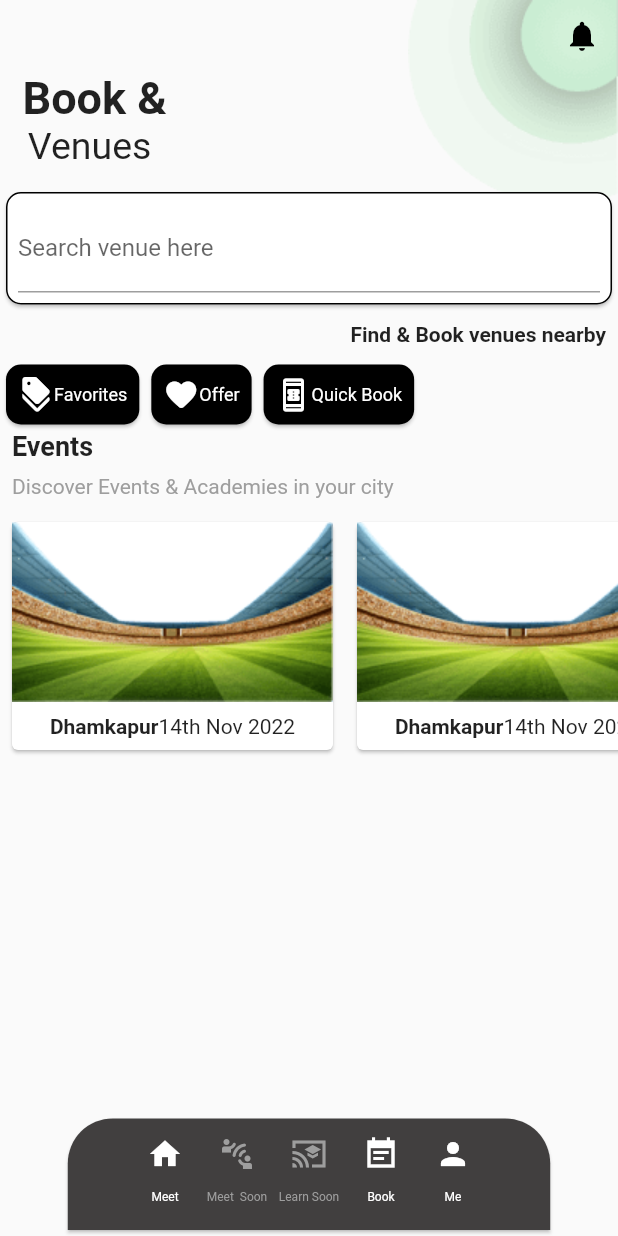
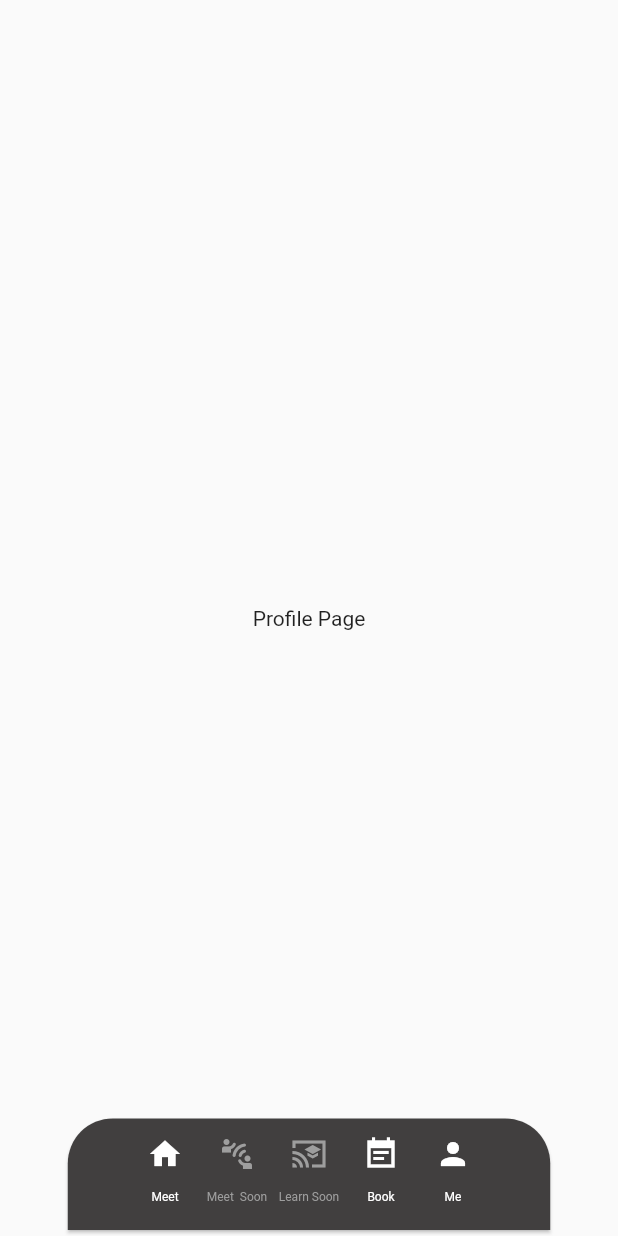
Before and after one commit to GitFromGeeks/Circ8inNet, a Flutter app: the Book screen opened by its route, after a tap on the "person" icon, on a phone screen of 412 x 824 dp. Run offline on Flutter 3.47's test engine with Material 2 defaults, Android fonts, the light colour scheme and no system bars; our stand-ins replace bottom_navy_bar, google_fonts, shared_preferences; accounts and stored records are empty.

Commit message:
minor update

```diff
--- a/lib/Shared/routes.dart
+++ b/lib/Shared/routes.dart
@@ -12,6 +12,7 @@ import 'package:cric8innet/features/Home/display/pages/home.dart';
 import 'package:cric8innet/features/Meet/display/pages/meet.dart';
 import 'package:cric8innet/features/Meet/display/pages/ActivityInfo.dart';
 import 'package:cric8innet/features/Meet/display/pages/createActivity.dart';
+import 'package:cric8innet/features/Profile/display/pages/profile.dart';
 
 class Routes {
   static const String login = '/login';
@@ -28,6 +29,7 @@ class Routes {
   static const String playgroundInfo = '/playgroundInfo';
   static const String bookVenue = '/bookVenue';
   static const String bookPage = '/bookpage';
+  static const String profile = '/profile';
 }
 
 final routes = {
@@ -45,4 +47,5 @@ final routes = {
   Routes.playgroundInfo: (context) => const PlayGroundInfo(),
   Routes.bookVenue: (context) => const BookVenue(),
   Routes.bookPage: (context) => const Book(),
+  Routes.profile: (context) => const Profile(),
 };
--- a/lib/core/widgets/bottomBar.dart
+++ b/lib/core/widgets/bottomBar.dart
@@ -12,7 +12,7 @@ Widget bottomNavBar(context) {
             borderRadius: BorderRadius.only(
                 topLeft: Radius.circular(30.0),
                 topRight: Radius.circular(30.0))),
-        color: Color.fromARGB(255, 65, 63, 63),
+        color: const Color.fromARGB(255, 65, 63, 63),
         child: Row(
           mainAxisAlignment: MainAxisAlignment.center,
           children: [
@@ -95,7 +95,10 @@ Widget bottomNavBar(context) {
             Column(
               children: [
                 IconButton(
-                    onPressed: () {},
+                    onPressed: () {
+                      //
+                      Navigator.pushNamed(context, Routes.profile);
+                    },
                     icon: const Icon(
                       Icons.person,
                       color: Colors.white,
--- a/lib/features/Book/display/pages/bookPage.dart
+++ b/lib/features/Book/display/pages/bookPage.dart
@@ -1,11 +1,65 @@
+import 'dart:async';
+import 'dart:convert';
+
+import 'package:bottom_navy_bar/bottom_navy_bar.dart';
 import 'package:cric8innet/core/widgets/bottomBar.dart';
+import 'package:cric8innet/features/Book/data/models/venues.dart';
 import 'package:cric8innet/features/Book/display/widgets/blackButton.dart';
 import 'package:cric8innet/features/Book/display/widgets/eventCard.dart';
 import 'package:cric8innet/features/Book/display/widgets/playgroundTile.dart';
+import 'package:cric8innet/features/Meet/display/widgets/eventCard.dart';
 import 'package:flutter/material.dart';
+import 'package:http/http.dart' as http;
 
-class Book extends StatelessWidget {
+class Book extends StatefulWidget {
   const Book({Key? key}) : super(key: key);
+
+  @override
+  State<Book> createState() => _BookState();
+}
+
+class _BookState extends State<Book> {
+  late bool isLoading;
+  late List<Venues> venueList;
+
+  @override
+  void initState() {
+    super.initState();
+    callAPI();
+  }
+
+  callAPI() async {
+    setState(() {
+      isLoading = true;
+    });
+    // venueList = await getVenues();
+    Timer(const Duration(seconds: 2), () {
+      setState(() {
+        isLoading = false;
+      });
+    });
+    // print(venueList);
+  }
+
+  Future<List<Venues>> getVenues() async {
+    final response = await http.get(
+        Uri.parse("http://cdemo.magnifyingevents.com/api/venue/venue_list"));
+    if (response.statusCode == 200) {
+      List<Venues> models = [];
+      for (var i = 0; i < jsonDecode(response.body).length; i++) {
+        var jsonData = jsonDecode(response.body);
+        models =
+            List<Venues>.from(jsonData.map((data) => Venues.fromJson(data)));
+      }
+      print("STATUS 200");
+      print(models);
+      return models;
+    } else {
+      print("!=200");
+      print(response.body);
+    }
+    return [];
+  }
 
   @override
   Widget build(BuildContext context) {
@@ -13,12 +67,19 @@ class Book extends StatelessWidget {
       child: Scaffold(
         body: Stack(
           children: [
-            const Align(
+            Padding(
+              padding: const EdgeInsets.only(bottom: 70),
+              child: Column(
+                children: [
+                  Align(
                     alignment: Alignment.topRight,
-                child: Image(image: AssetImage('assets/images/meetbg.png'))),
-            Column(
-              children: [
-                const Padding(
+                    child: Stack(
+                      children: const [
+                        Align(
+                            alignment: Alignment.topRight,
+                            child: Image(
+                                image: AssetImage('assets/images/meetbg.png'))),
+                        Padding(
                           padding: EdgeInsets.all(12.0),
                           child: Align(
                             alignment: Alignment.topRight,
@@ -28,11 +89,15 @@ class Book extends StatelessWidget {
                             ),
                           ),
                         ),
+                      ],
+                    ),
+                  ),
                   const Align(
                     alignment: Alignment.topLeft,
                     child: Text(
                       "  Book &",
-                    style: TextStyle(fontWeight: FontWeight.bold, fontSize: 30),
+                      style:
+                          TextStyle(fontWeight: FontWeight.bold, fontSize: 30),
                     ),
                   ),
                   const Align(
@@ -42,17 +107,20 @@ class Book extends StatelessWidget {
                         style: TextStyle(fontSize: 25),
                       )),
                   const SizedBox(
-                  height: 12,
+                    height: 8,
                   ),
-                Card(
+                  SizedBox(
+                    height: 50,
+                    child: Card(
                       shape: RoundedRectangleBorder(
                           side: const BorderSide(color: Colors.black),
                           borderRadius: BorderRadius.circular(10.0)),
                       child: Padding(
                         padding: const EdgeInsets.all(8.0),
                         child: TextFormField(
-                      decoration:
-                          const InputDecoration(labelText: "Search venue here"),
+                          decoration: const InputDecoration(
+                              labelText: "Search venue here"),
+                        ),
                       ),
                     ),
                   ),
@@ -97,28 +165,60 @@ class Book extends StatelessWidget {
                               fontWeight: FontWeight.bold, fontSize: 18),
                         )),
                   ),
-                const Padding(
-                  padding: EdgeInsets.all(8.0),
-                  child: Align(
-                      alignment: Alignment.topLeft,
-                      child: Text(
-                        "Discover Events & Academies in your city",
-                        style: TextStyle(color: Colors.grey),
-                      )),
+                  (isLoading)
+                      ? const CircularProgressIndicator()
+                      : Expanded(
+                          child: SizedBox(
+                            height: MediaQuery.of(context).size.height * 0.4,
+                            child: ListView.builder(
+                                shrinkWrap: true,
+                                itemCount: 6,
+                                itemBuilder: (context, int index) {
+                                  return playgroundTile(context);
+                                }),
                           ),
-                SingleChildScrollView(
-                  scrollDirection: Axis.horizontal,
-                  child: Row(
-                    children: [
-                      eventCardBook('assets/images/stadium.png', "Dhamkapur"),
-                      eventCardBook('assets/images/stadium.png', "Dhamkapur"),
-                      eventCardBook('assets/images/stadium.png', "Dhamkapur"),
+                        ),
+                  // const Padding(
+                  //   padding: EdgeInsets.all(8.0),
+                  //   child: Align(
+                  //       alignment: Alignment.topLeft,
+                  //       child: Text(
+                  //         "Discover Events & Academies in your city",
+                  //         style: TextStyle(color: Colors.grey),
+                  //       )),
+                  // ),
+                  // Expanded(
+                  //   child: SizedBox(
+                  //     height: 200,
+                  //     child: ListView.builder(
+                  //         itemCount: 1,
+                  //         itemBuilder: (context, int index) {
+                  //           return eventCardBook(
+                  //               'assets/images/stadium.png', "Dhamkapur");
+                  //         }),
+                  //   ),
+                  // ),
+                  // Row(
+                  //   children: [
+                  //     Expanded(
+                  //       child: SizedBox(
+                  //         height: 200,
+                  //         child: ListView.builder(
+                  //             scrollDirection: Axis.horizontal,
+                  //             shrinkWrap: true,
+                  //             itemCount: 3,
+                  //             itemBuilder: (context, int index) {
+                  //               return eventCardBook(
+                  //                   'assets/images/stadium.png', "Dhamkapur");
+                  //             }),
+                  //       ),
+                  //     ),
+                  //   ],
+                  // ),
                 ],
               ),
             ),
-              ],
-            ),
-            bottomNavBar(context)
+            bottomNavBar(context),
           ],
         ),
       ),
--- a/lib/features/Book/display/widgets/eventCard.dart
+++ b/lib/features/Book/display/widgets/eventCard.dart
@@ -6,7 +6,7 @@ Widget eventCardBook(url, title) {
     child: Card(
       child: Column(
         children: [
-          Image(fit: BoxFit.fitWidth, image: AssetImage(url)),
+          Image(fit: BoxFit.cover, image: AssetImage(url)),
           Padding(
             padding: const EdgeInsets.all(8.0),
             child: Row(
--- a/lib/features/Book/display/widgets/playgroundTile.dart
+++ b/lib/features/Book/display/widgets/playgroundTile.dart
@@ -1,9 +1,14 @@
 import 'package:cric8innet/Shared/constants.dart';
 import 'package:cric8innet/Shared/routes.dart';
+import 'package:cric8innet/features/Book/display/pages/playgroundInfo.dart';
 import 'package:flutter/material.dart';
 
 Widget playgroundTile(context) {
-  return Card(
+  return InkWell(
+    onTap: () {
+      Navigator.pushNamed(context, Routes.playgroundInfo);
+    },
+    child: Card(
       color: Constant.primaryColor,
       child: Padding(
         padding: const EdgeInsets.all(2.0),
@@ -45,5 +50,6 @@ Widget playgroundTile(context) {
           ),
         ),
       ),
+    ),
   );
 }
--- a/lib/features/Profile/display/pages/profile.dart
+++ b/lib/features/Profile/display/pages/profile.dart
@@ -1,7 +1,20 @@
+import 'package:cric8innet/core/widgets/bottomBar.dart';
 import 'package:flutter/material.dart';
 
-Widget profile() {
-  return const Center(
-    child: Text("Profile"),
-  );
+class Profile extends StatelessWidget {
+  const Profile({Key? key}) : super(key: key);
+
+  @override
+  Widget build(BuildContext context) {
+    return SafeArea(
+      child: Scaffold(
+        body: Stack(
+          children: [
+            const Center(child: Text("Profile Page")),
+            bottomNavBar(context)
+          ],
+        ),
+      ),
+    );
+  }
 }
```
Also changed, not shown: lib/features/Book/data/models/venues.dart (added, +145 -0 lines), lib/features/Book/display/pages/playgroundInfo.dart (+44 -18 lines). Lines whose indentation alone changed are shown as unchanged.
